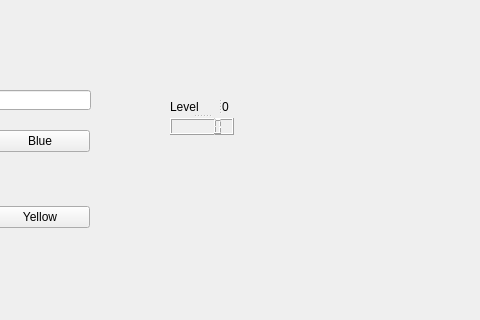
Before: the Qt Designer form Simon/SimonMainWindow.ui in zxjorge/simongame, drawn with Qt 5; both pictures show x 320 to 800 and y 0 to 320 of the 800 by 600 pixel window.
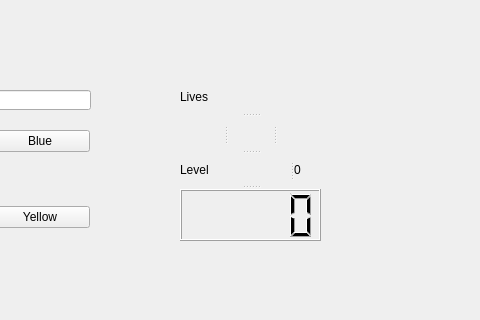
After: the same form once the commit is applied.

Diff of the .ui file:
```diff
--- a/Simon/SimonMainWindow.ui
+++ b/Simon/SimonMainWindow.ui
@@ -93,34 +93,92 @@
      </property>
     </widget>
    </widget>
-   <widget class="QSplitter" name="splitter_3">
+   <widget class="QLabel" name="gameOverLabel">
     <property name="geometry">
      <rect>
-      <x>490</x>
-      <y>100</y>
-      <width>64</width>
-      <height>35</height>
+      <x>496</x>
+      <y>260</y>
+      <width>151</width>
+      <height>20</height>
+     </rect>
+    </property>
+    <property name="font">
+     <font>
+      <pointsize>20</pointsize>
+     </font>
+    </property>
+    <property name="text">
+     <string/>
+    </property>
+   </widget>
+   <widget class="QSplitter" name="splitter_6">
+    <property name="geometry">
+     <rect>
+      <x>500</x>
+      <y>80</y>
+      <width>141</width>
+      <height>161</height>
      </rect>
     </property>
     <property name="orientation">
      <enum>Qt::Vertical</enum>
     </property>
-    <widget class="QSplitter" name="splitter_2">
+    <widget class="QSplitter" name="splitter_7">
      <property name="orientation">
-      <enum>Qt::Horizontal</enum>
+      <enum>Qt::Vertical</enum>
      </property>
-     <widget class="QLabel" name="levelLabel">
+     <widget class="QLabel" name="lives">
       <property name="text">
-       <string>Level</string>
+       <string>Lives</string>
       </property>
      </widget>
-     <widget class="QLabel" name="numOfLevel">
-      <property name="text">
-       <string>0</string>
+     <widget class="QSplitter" name="splitter_4">
+      <property name="orientation">
+       <enum>Qt::Horizontal</enum>
       </property>
+      <widget class="QLabel" name="life1">
+       <property name="text">
+        <string/>
+       </property>
+      </widget>
+      <widget class="QLabel" name="life2">
+       <property name="text">
+        <string/>
+       </property>
+      </widget>
+      <widget class="QLabel" name="life3">
+       <property name="text">
+        <string/>
+       </property>
+      </widget>
+     </widget>
+     <widget class="QSplitter" name="splitter_3">
+      <property name="orientation">
+       <enum>Qt::Vertical</enum>
+      </property>
+      <widget class="QSplitter" name="splitter_5">
+       <property name="orientation">
+        <enum>Qt::Vertical</enum>
+       </property>
+       <widget class="QSplitter" name="splitter_2">
+        <property name="orientation">
+         <enum>Qt::Horizontal</enum>
+        </property>
+        <widget class="QLabel" name="levelLabel">
+         <property name="text">
+          <string>Level</string>
+         </property>
+        </widget>
+        <widget class="QLabel" name="numOfLevel">
+         <property name="text">
+          <string>0</string>
+         </property>
+        </widget>
+       </widget>
+       <widget class="QLCDNumber" name="timer"/>
+      </widget>
      </widget>
     </widget>
-    <widget class="QLCDNumber" name="timer"/>
    </widget>
   </widget>
   <widget class="QMenuBar" name="menubar">
```
